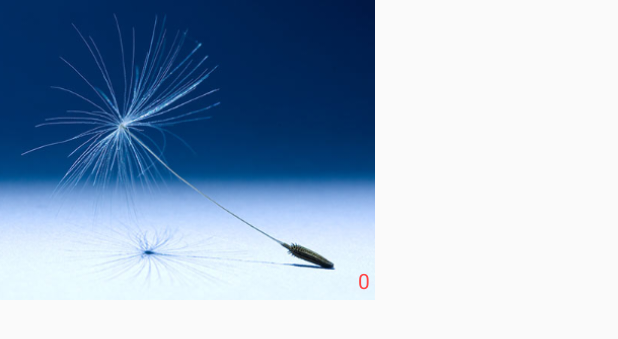
After one commit to jarryleo/LeoBanner, an Android app: the layout item_banner.xml on its own in the app's theme, with its tools: preview values and no code run, on a phone screen of 412 x 824 dp. The commit adds this screen. Shown: the top 339 px of the screen. Run offline under Robolectric (Android 15) with nearby library versions, the phone set to English and light mode, and no system bars.

Commit message:
画廊无限效果完成

```diff
--- a/app/src/main/res/layout/activity_main.xml
+++ b/app/src/main/res/layout/activity_main.xml
@@ -11,7 +11,6 @@
         android:id="@+id/rvTest"
         android:layout_width="match_parent"
         android:layout_height="200dp"
-        android:background="@android:color/holo_red_light"
         app:layout_constraintLeft_toLeftOf="parent"
         app:layout_constraintRight_toRightOf="parent"
         app:layout_constraintTop_toTopOf="parent"/>
@@ -21,6 +20,7 @@
         android:layout_width="410dp"
         android:layout_height="200dp"
         android:background="@color/colorAccent"
+        android:visibility="gone"
         app:layout_constraintBottom_toBottomOf="parent">
 
     </cn.leo.banner.LeoBanner>
--- /dev/null
+++ b/app/src/main/res/layout/item_banner.xml
@@ -0,0 +1,28 @@
+<?xml version="1.0" encoding="utf-8"?>
+<android.support.constraint.ConstraintLayout
+    xmlns:android="http://schemas.android.com/apk/res/android"
+    xmlns:app="http://schemas.android.com/apk/res-auto"
+    xmlns:tools="http://schemas.android.com/tools"
+    android:layout_width="wrap_content"
+    android:layout_height="match_parent">
+
+    <ImageView
+        android:id="@+id/ivTest"
+        android:layout_width="wrap_content"
+        android:layout_height="200dp"
+        android:scaleType="centerCrop"
+        android:src="@mipmap/eee"
+        app:layout_constraintLeft_toLeftOf="parent"
+        app:layout_constraintTop_toTopOf="parent"/>
+
+    <TextView
+        android:id="@+id/tvId"
+        android:layout_width="wrap_content"
+        android:layout_height="wrap_content"
+        android:layout_margin="3dp"
+        android:textColor="@android:color/holo_red_light"
+        app:layout_constraintBottom_toBottomOf="@id/ivTest"
+        app:layout_constraintRight_toRightOf="@id/ivTest"
+        tools:text="0"/>
+
+</android.support.constraint.ConstraintLayout>
```
Also changed, not shown: app/src/main/java/cn/leo/leobanner/MainActivity.java (+17 -12 lines), app/src/main/java/cn/leo/leobanner/RvAdapter.java (+5 -5 lines), app/src/main/java/cn/leo/leobanner/RvHolder.java (+7 -0 lines), banner/src/main/java/cn/leo/banner/InfiniteLayoutManager.java (+41 -6 lines).
